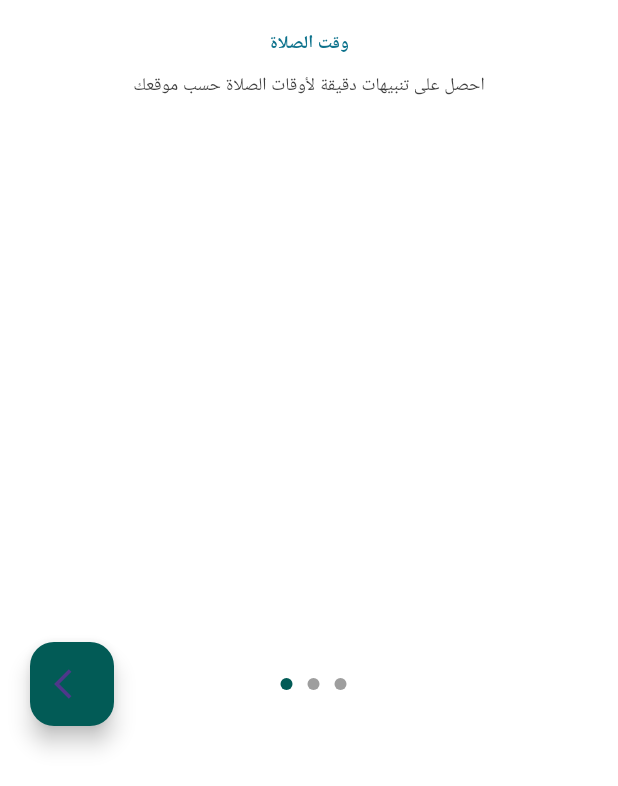
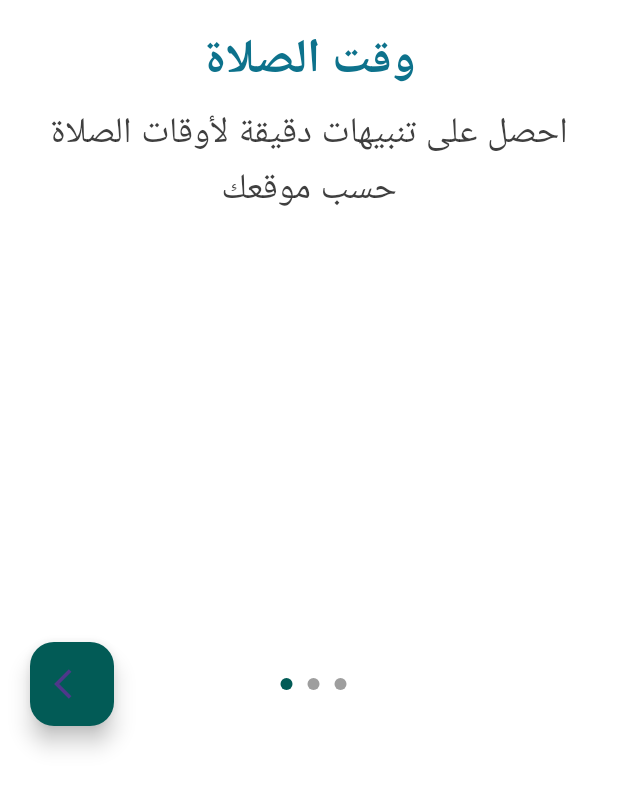
Before and after one commit to eslamabdelazem/islamy, a Flutter app: the screen it shows after launch, on a phone screen of 412 x 824 dp, the part 450-1236 px from its top. Run offline on Flutter 3.47's test engine with Material 3 defaults, Android fonts, the phone set to English and light mode, and no system bars; our stand-ins replace flutter_screenutil.

Commit message:
changing small thing

```diff
--- a/lib/my_app.dart
+++ b/lib/my_app.dart
@@ -1,5 +1,6 @@
 import 'package:flutter/material.dart';
 import 'package:islamy/presentation/resources/routes_manager.dart';
+import 'package:islamy/presentation/resources/theme_manager.dart';
 import 'presentation/splash/splash_view.dart';
 import 'package:flutter_screenutil/flutter_screenutil.dart';
 import 'package:flutter_localizations/flutter_localizations.dart';
@@ -14,6 +15,8 @@ class MyApp extends StatelessWidget {
       designSize: Size(375, 812),
       minTextAdapt: true,
       child: MaterialApp(
+
+        theme: getApplicationTheme(),
         localizationsDelegates: [
           GlobalMaterialLocalizations.delegate,
           GlobalWidgetsLocalizations.delegate,
--- a/lib/presentation/onBoarding/onBoarding_view.dart
+++ b/lib/presentation/onBoarding/onBoarding_view.dart
@@ -2,6 +2,7 @@ import 'package:flutter/material.dart';
 import 'package:islamy/presentation/resources/color_manager.dart';
 import 'package:islamy/presentation/resources/styles_manager.dart';
 import '../resources/assets_manager.dart';
+import '../resources/font_manager.dart';
 import '../resources/strings_manager.dart';
 
 class OnBoardingView extends StatefulWidget {
@@ -85,7 +86,7 @@ class PageViewMethod extends StatelessWidget {
           SizedBox(height: 20),
           Text(
             model.title,
-            style: getSemiBoldStyle(color: ColorManager.blueTeal),
+            style: Theme.of(context).textTheme.headlineLarge,
           ),
           SizedBox(height: 10),
           Padding(
@@ -93,7 +94,7 @@ class PageViewMethod extends StatelessWidget {
             child: Text(
               model.description,
               textAlign: TextAlign.center,
-              style: getRegularStyle(color: ColorManager.black24),
+              style:Theme.of(context).textTheme.bodyLarge,
             ),
           ),
           Spacer(),
```
Also changed, not shown: lib/presentation/resources/theme_manager.dart (+11 -12 lines).
